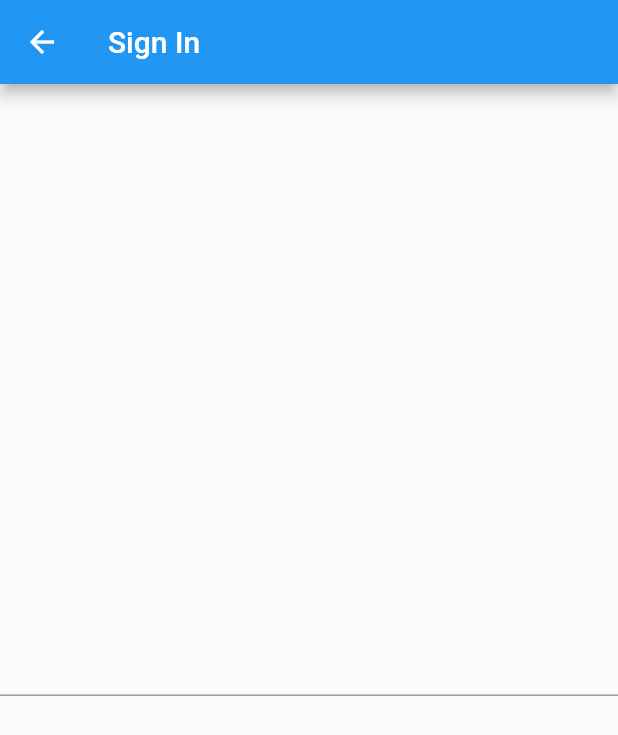
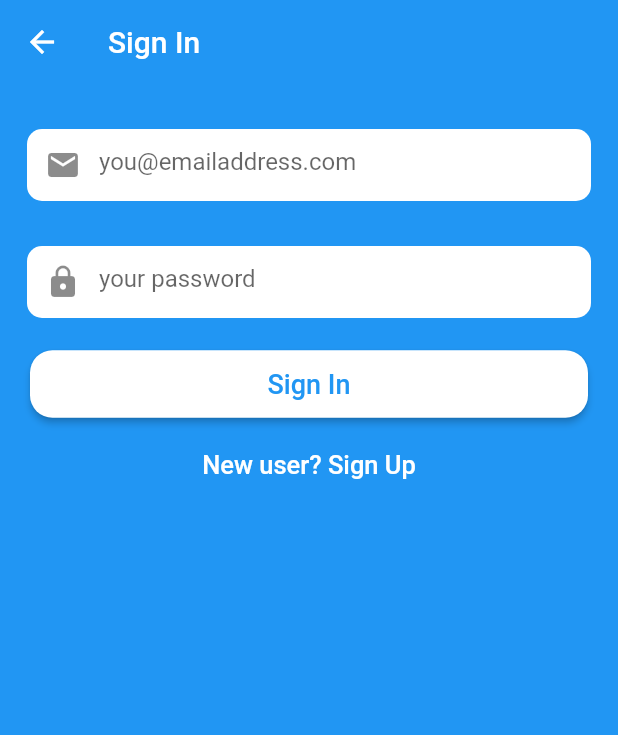
Before and after one commit to occiandiaali/august-mirus-global, a Flutter app: the LoginPage screen opened directly, on a phone screen of 412 x 824 dp. Shown: the top 735 px of the screen. Run offline on Flutter 3.47's test engine with Material 2 defaults, Android fonts, the phone set to English and light mode, and no system bars; network calls fail.

Commit message:
design signin/signup screens

```diff
--- /dev/null
+++ b/lib/tools/app_tools.dart
@@ -0,0 +1,82 @@
+import 'package:flutter/material.dart';
+import 'package:mirusglobal/tools/progressDialog.dart';
+
+Widget appTextField(
+    {IconData textIcon,
+    String textHint,
+    bool isPassword,
+    TextInputType textType,
+    double sidePadding,
+    TextEditingController controller}) {
+  (sidePadding == null) ? sidePadding = 0.0 : sidePadding = sidePadding;
+  (textHint == null) ? textHint = '' : textHint = textHint;
+  textType == null ? textType = TextInputType.text : textType = textType;
+  return Padding(
+    padding: EdgeInsets.only(left: sidePadding, right: sidePadding),
+    child: Container(
+      decoration: BoxDecoration(
+          color: Colors.white,
+          borderRadius: BorderRadius.all(Radius.circular(10.0))),
+      child: TextField(
+        controller: controller,
+        obscureText: isPassword == null ? false : isPassword,
+        keyboardType: textType,
+        decoration: InputDecoration(
+          border: InputBorder.none,
+          hintText: textHint,
+          prefixIcon: textIcon == null ? Container() : Icon(textIcon),
+        ),
+      ),
+    ),
+  );
+} // input fields widget
+
+Widget submitButton(
+    {String btnText,
+    double btnPadding,
+    Color btnColor,
+    VoidCallback onBtnClicked}) {
+  (btnText == null) ? btnText = 'App Button' : btnText = btnText;
+  (btnPadding == null) ? btnPadding = 0.0 : btnPadding = btnPadding;
+  (btnColor == null) ? btnColor = Colors.deepPurple : btnColor = btnColor;
+
+  return Padding(
+    padding: EdgeInsets.all(btnPadding),
+    child: RaisedButton(
+      color: Colors.white,
+      shape: RoundedRectangleBorder(
+          borderRadius: BorderRadius.all(Radius.circular(15.0))),
+      onPressed: onBtnClicked,
+      child: Container(
+        height: 45.0,
+        child: Center(
+          child: Text(
+            btnText,
+            style: TextStyle(color: btnColor, fontSize: 18.0),
+          ),
+        ),
+      ),
+    ),
+  );
+}
+
+showSnackBar(String message, final scaffoldKey) {
+  scaffoldKey.currentState.showSnackBar(SnackBar(
+      backgroundColor: Colors.red[700],
+      content: Text(
+        message,
+        style: TextStyle(color: Colors.white),
+      )));
+} // show snack
+
+displayProgressDialog(BuildContext context) {
+  Navigator.of(context).push(PageRouteBuilder(
+      opaque: false,
+      pageBuilder: (BuildContext context, _, __) {
+        return ProgressDialog();
+      }));
+} // display PDialog
+
+closeProgressDialog(BuildContext context) {
+  Navigator.of(context).pop();
+} // close PDialog
--- a/lib/userScreens/loginPage.dart
+++ b/lib/userScreens/loginPage.dart
@@ -1,4 +1,6 @@
 import 'package:flutter/material.dart';
+import 'package:mirusglobal/tools/app_tools.dart';
+import 'package:mirusglobal/userScreens/signUpPage.dart';
 
 class LoginPage extends StatefulWidget {
   @override
@@ -6,15 +8,78 @@ class LoginPage extends StatefulWidget {
 }
 
 class _LoginPageState extends State<LoginPage> {
+  TextEditingController email = TextEditingController();
+  TextEditingController password = TextEditingController();
+  final scaffoldKey = GlobalKey<ScaffoldState>();
+  BuildContext context; // for prog dialog
+
   @override
   Widget build(BuildContext context) {
+    this.context = context;
     return Scaffold(
+      key: scaffoldKey,
+      backgroundColor: Theme.of(context).primaryColor,
       appBar: AppBar(
         title: Text('Sign In'),
+        elevation: 0.0,
       ),
-      body: Center(
-        child: TextFormField(),
+      body: SingleChildScrollView(
+        child: Column(
+          children: <Widget>[
+            SizedBox(
+              height: 30.0,
+            ),
+            appTextField(
+                isPassword: false,
+                sidePadding: 18.0,
+                textHint: 'you@emailaddress.com',
+                textIcon: Icons.email,
+                controller: email),
+            SizedBox(
+              height: 30.0,
+            ),
+            appTextField(
+                isPassword: true,
+                sidePadding: 18.0,
+                textHint: 'your password',
+                textIcon: Icons.lock,
+                controller: password),
+            submitButton(
+                btnText: 'Sign In',
+                onBtnClicked: verifyLogin,
+                btnPadding: 20,
+                btnColor: Theme.of(context).primaryColor),
+            GestureDetector(
+              onTap: () {
+                Navigator.of(context).push(
+                    MaterialPageRoute(builder: (context) => SignUpPage()));
+              },
+              child: Text(
+                'New user? Sign Up',
+                style: TextStyle(
+                  color: Colors.white,
+                  fontWeight: FontWeight.w500,
+                  fontSize: 17.0,
+                ),
+              ),
+            ),
+          ],
+        ),
       ),
     );
   }
-}
+
+  verifyLogin() {
+    if (email.text == '') {
+      showSnackBar('Please enter a proper email address', scaffoldKey);
+      return;
+    }
+
+    if (password.text == '') {
+      showSnackBar('Password is required', scaffoldKey);
+      return;
+    }
+
+    displayProgressDialog(context);
+  } // verify login
+} // end
```
Also changed, not shown: lib/tools/progressDialog.dart (added, +38 -0 lines), lib/userScreens/aboutPage.dart (+22 -5 lines), lib/userScreens/signUpPage.dart (added, +138 -0 lines).
